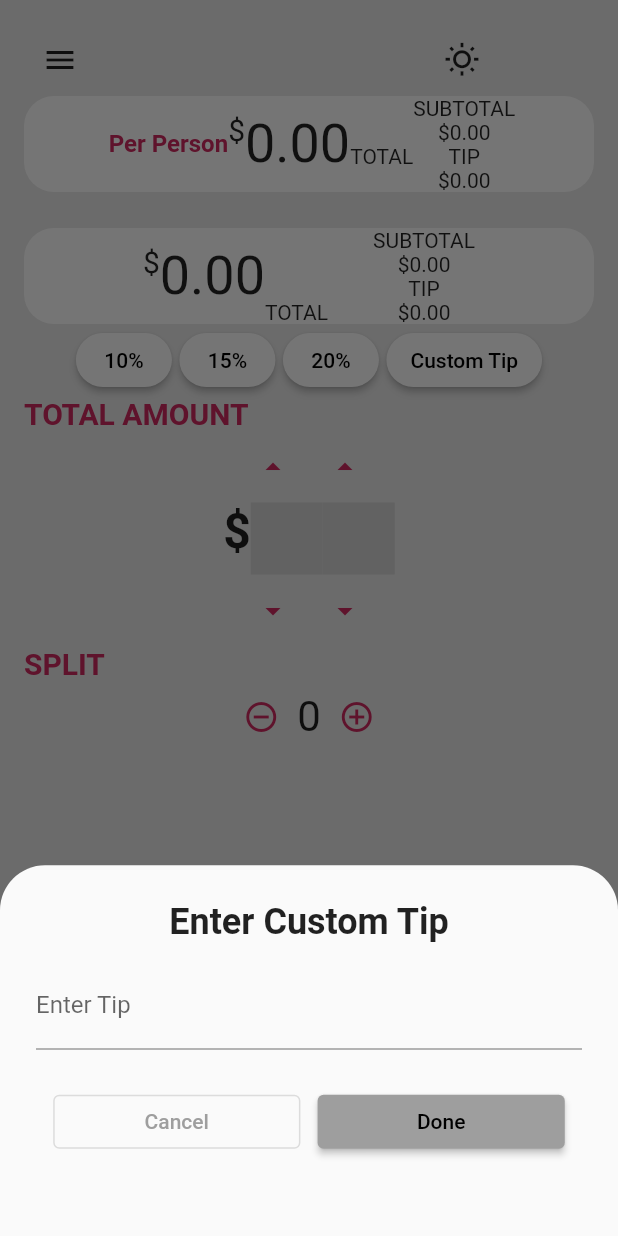
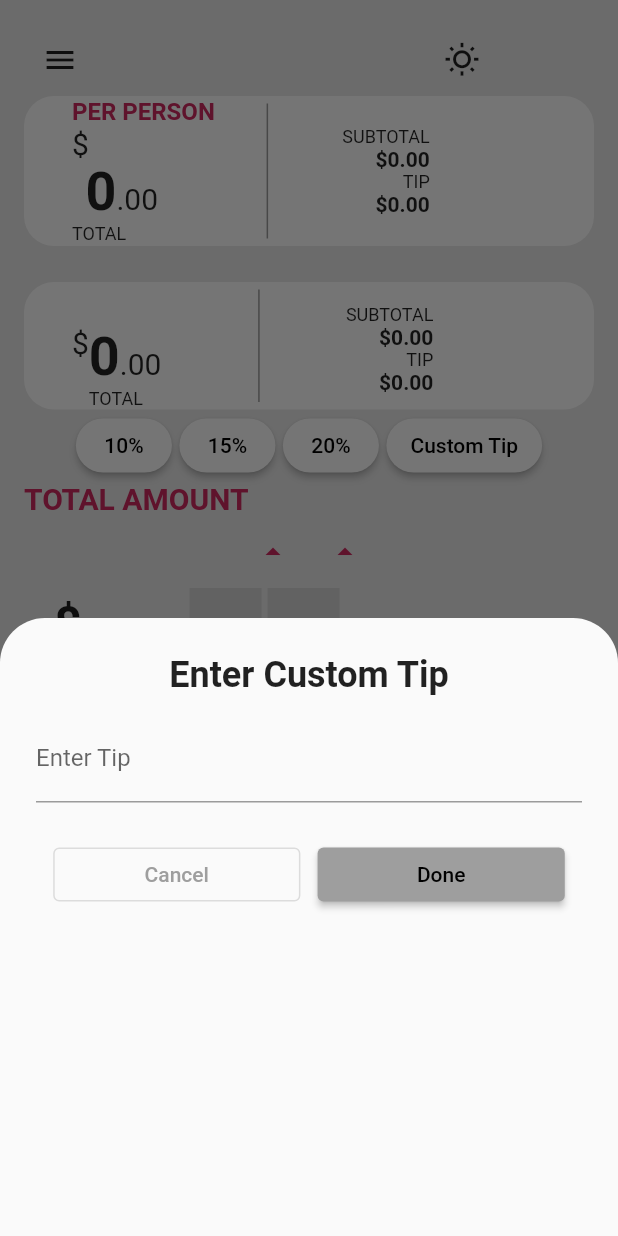
Before and after one commit to jerryHeisenberg/Flutter_Assignments, a Flutter app: the screen it shows after launch, after a tap on "Custom Tip", on a phone screen of 412 x 824 dp. Run offline on Flutter 3.47's test engine with Material 2 defaults, Android fonts, the phone set to English and light mode, and no system bars; missing offline and left inert: wheel_slider.

Commit message:
Updated[Final]

```diff
--- a/tipapp/lib/billtip.dart
+++ b/tipapp/lib/billtip.dart
@@ -13,7 +13,7 @@ class TipCalculator extends StatefulWidget {
 }
 
 class _TipCalculatorState extends State<TipCalculator> {
-  ThemeMode _themeMode = ThemeMode.light;
+
   Bill bill = Bill(totalAmount: 0, tipAmount: 0, noOfPeople: 1);
   int dollars = 50;
   int cents = 49;
@@ -21,12 +21,7 @@ class _TipCalculatorState extends State<TipCalculator> {
   int value = 0;
   late String customTip;
 
-  void toggleTheme() {
-    setState(() {
-      _themeMode =
-          _themeMode == ThemeMode.light ? ThemeMode.dark : ThemeMode.light;
-    });
-  }
+
 
   calculatedTip(double percentage) {
     bill.tipAmount = bill.totalAmount * percentage / 100;
@@ -53,15 +48,9 @@ class _TipCalculatorState extends State<TipCalculator> {
   }
 
   ButtonStyle customStyle = ButtonStyle(
-    backgroundColor: MaterialStateProperty.resolveWith<Color>(
-      (Set<MaterialState> states) {
-        if (states.contains(MaterialState.pressed)) {
-          return const Color.fromARGB(
-              255, 206, 42, 96); // Color when the button is selected
-        }
-        return const Color.fromARGB(255, 255, 255, 255); // Default button color
-      },
-    ),
+    overlayColor:MaterialStateProperty.all(const Color.fromARGB(
+              255, 206, 42, 96)) ,
+    backgroundColor:const MaterialStatePropertyAll( Color.fromARGB(255, 255, 255, 255)),
     shape: MaterialStateProperty.all<RoundedRectangleBorder>(
     RoundedRectangleBorder(
       borderRadius: BorderRadius.circular(20.0), // Set the desired border radius value
@@ -116,6 +105,8 @@ class _TipCalculatorState extends State<TipCalculator> {
                   opneCustomTip(context);
                 },
                 style: customStyle,
+
+
                 child: const Text("Custom Tip"),
               )
             ],
@@ -132,7 +123,8 @@ class _TipCalculatorState extends State<TipCalculator> {
               textAlign: TextAlign.left,
             ),
           ),
-          Row(mainAxisAlignment: MainAxisAlignment.center, children: [
+          Row(mainAxisAlignment: MainAxisAlignment.center,
+          crossAxisAlignment: CrossAxisAlignment.center, children: [
             IconButton(
               onPressed: () =>
                   {dollars++, bill.totalAmount = dollars.toDouble()},
@@ -147,21 +139,27 @@ class _TipCalculatorState extends State<TipCalculator> {
           ]),
 
           Row(
-            mainAxisAlignment: MainAxisAlignment.center,
-            crossAxisAlignment: CrossAxisAlignment.start,
+            mainAxisAlignment: MainAxisAlignment.start,
+            crossAxisAlignment: CrossAxisAlignment.center,
             children: [
+             const Padding(padding: EdgeInsets.only(left: 20)),
               const Text(
                 "\$",
                 style: TextStyle(fontWeight: FontWeight.bold, fontSize: 32),
+              textDirection:TextDirection.rtl ,
               ),
+               const Padding(padding: EdgeInsets.only(left: 72)),
               WheelSlider.number(
                   allowPointerTappable: false,
                   verticalListHeight: 110,
                   totalCount: 1000,
                   initValue: 10,
+                  perspective: 0.0001,
                   horizontal: false,
+                  selectedNumberStyle: const TextStyle(fontWeight: FontWeight.bold,
+                      fontSize: 20,),
                   unSelectedNumberStyle:
-                      const TextStyle(fontSize: 16, color: Colors.black),
+                      const TextStyle(fontSize: 20, color: Colors.black),
                   onValueChanged: (value) {
                     setState(() {
                       dollars = value;
@@ -169,15 +167,18 @@ class _TipCalculatorState extends State<TipCalculator> {
                     });
                   },
                   currentIndex: 10),
+                   const Padding(padding: EdgeInsets.only(left: 4)),
               WheelSlider.number(
                   allowPointerTappable: false,
                   verticalListHeight: 110,
-                  totalCount: 1000,
+                  totalCount: 100,
                   initValue: 10,
                   horizontal: false,
+                  selectedNumberStyle: const TextStyle(fontWeight: FontWeight.bold,
+                      fontSize: 20,),
                   unSelectedNumberStyle: const TextStyle(
                     fontWeight: FontWeight.bold,
-                      fontSize: 16, color: Color.fromARGB(255, 206, 42, 96)),
+                      fontSize: 20, color: Color.fromARGB(255, 206, 42, 96)),
                   onValueChanged: (value) {
                     setState(() {
                       cents = value;
--- a/tipapp/lib/customtip.dart
+++ b/tipapp/lib/customtip.dart
@@ -21,7 +21,7 @@ class _CustomTipState extends State<CustomTip> {
   Widget build(BuildContext context) {
     return SingleChildScrollView(
         child: Container(
-      height: MediaQuery.of(context).size.height * 0.3,
+      height: MediaQuery.of(context).size.height * 0.5,
       padding: const EdgeInsets.all(24),
       child: Column(children: [
         const Padding(
--- a/tipapp/lib/result.dart
+++ b/tipapp/lib/result.dart
@@ -1,5 +1,3 @@
-import 'dart:ui';
-
 import 'package:tipapp/models/calculator.dart';
 import 'package:flutter/material.dart';
 
@@ -10,35 +8,79 @@ class TotalBill extends StatelessWidget {
   @override
   Widget build(BuildContext context) {
     return Container(
-      decoration: const BoxDecoration(borderRadius: BorderRadius.all(Radius.circular(20)),
+        height: 85,
+        decoration: const BoxDecoration(
+          borderRadius: BorderRadius.all(Radius.circular(20)),
           color: Colors.white,
-
         ),
         child: Row(
-          mainAxisAlignment: MainAxisAlignment.center,
+          mainAxisAlignment: MainAxisAlignment.start,
+          crossAxisAlignment: CrossAxisAlignment.end,
           children: [
-     Row(
-          crossAxisAlignment: CrossAxisAlignment.start,
-          children:[
+            const Padding(padding: EdgeInsets.all(16)),
+            Row(crossAxisAlignment: CrossAxisAlignment.start, children: [
+               const Padding(padding: EdgeInsets.only(bottom: 10)),
               const Text(
                 "\$",
+                style: TextStyle(fontSize: 20),
+              ),
+              Text.rich(
+                TextSpan(
+                  children: [
+                    TextSpan(
+                      text: bill
+                          .getTotalBill()
+                          .split('.')[0], // Number before the decimal point
+                      style: const TextStyle(
+                          fontSize: 36, fontWeight: FontWeight.bold),
+                    ),
+                    TextSpan(
+                      text:
+                          '.${bill.getTotalBill().split('.')[1]}', // Number after the decimal point
+                      style: const TextStyle(
+                          fontSize: 20, fontWeight: FontWeight.normal),
+                    ),
+                    const TextSpan(
+                        text: "\nTOTAL",
                         style: TextStyle(
-              fontSize: 20),
+                          fontSize: 12,
+                        ))
+                  ],
                 ),
-        Text(bill.getTotalAmountPerPerson(), style: const TextStyle(fontSize: 36),textAlign:TextAlign.left,),
-          ]
+                textAlign: TextAlign.left,
               ),
-        const Text("\n\n\nTOTAL"),
+
+            ]),
+            const Padding(padding: EdgeInsets.only(right: 55)),
             const VerticalDivider(
-          width: 30,
+              width: 20,
+              indent: 5,
+              endIndent: 5,
               color: Colors.grey,
-          thickness: 5,
+              thickness: 1,
             ),
-        Column(mainAxisSize: MainAxisSize.min, children: [
-          const Text("SUBTOTAL"),
-          Text("\$"+bill.getTotalAmount()),
-          const Text("TIP"),
-          Text("\$"+bill.getTotalTip()),
+            const Padding(padding: EdgeInsets.only(right: 48)),
+            Column(
+                crossAxisAlignment: CrossAxisAlignment.end,
+                mainAxisSize: MainAxisSize.min,
+                children: [
+                  const Text(
+                    "SUBTOTAL",
+                    style: TextStyle(fontSize: 12),
+                  ),
+                  Text(
+                    "\$" + bill.getTotalAmount(),
+                    style: const TextStyle(fontWeight: FontWeight.bold),
+                  ),
+                  const Text(
+                    "TIP",
+                    style: TextStyle(fontSize: 12),
+                  ),
+                  Text(
+                    "\$" + bill.getTotalTip(),
+                    style: const TextStyle(fontWeight: FontWeight.bold),
+                  ),
+                  const Padding(padding: EdgeInsets.only(bottom: 10)),
                 ])
           ],
         ));
--- a/tipapp/lib/tipresult.dart
+++ b/tipapp/lib/tipresult.dart
@@ -1,5 +1,3 @@
-import 'dart:ui';
-
 import 'package:tipapp/models/calculator.dart';
 import 'package:flutter/material.dart';
 
@@ -10,37 +8,79 @@ class TotalTip extends StatelessWidget {
   @override
   Widget build(BuildContext context) {
     return Container(
+        height: 100,
+        decoration: const BoxDecoration(
+          borderRadius: BorderRadius.all(Radius.circular(20)),
+          color: Colors.white,
+        ),
+        child: Row(
+          mainAxisAlignment: MainAxisAlignment.start,
+          crossAxisAlignment: CrossAxisAlignment.center,
+          children: [
+            const Padding(padding: EdgeInsets.all(16)),
 
-      decoration: const BoxDecoration(borderRadius: BorderRadius.all(Radius.circular(20)),
-      color: Colors.white,
+             Row(crossAxisAlignment: CrossAxisAlignment.start, children: [
 
+              Text.rich(
+                TextSpan(
+                  children: [
+
+                    const TextSpan(
+                      text: "PER PERSON",
+                      style: TextStyle(fontWeight: FontWeight.bold,fontSize: 16,color:Color.fromARGB(255, 206, 42, 96) )
+                    ),
+                    const TextSpan(
+                      text: "\n\$\n",
+                      style: TextStyle(fontSize: 20)
                     ),
 
-        child: Row(
-          mainAxisAlignment: MainAxisAlignment.center,
-          crossAxisAlignment: CrossAxisAlignment.center,
+                    TextSpan(
+                      text: "\t"+bill
+                          .getTotalAmountPerPerson()
+                          .split('.')[0], // Number before the decimal point
+                      style: const TextStyle(
+                          fontSize: 36, fontWeight: FontWeight.bold),
+                    ),
+                    TextSpan(
+                      text:
+                          '.${bill.getTotalAmountPerPerson().split('.')[1]}', // Number after the decimal point
+                      style: const TextStyle(
+                          fontSize: 20, fontWeight: FontWeight.normal),
+                    ),
+                    const TextSpan(
+                      text: "\nTOTAL",
+                      style: TextStyle(fontSize: 12),
+                    )
+                  ],
+                ),
+                textAlign: TextAlign.left,
+              ),
+            ]),
+             const Padding(padding: EdgeInsets.only(right: 25)),
+            const VerticalDivider(
+              width: 20,
+              indent: 5,
+              endIndent: 5,
+              color: Colors.grey,
+              thickness: 1,
+            ),
+             const Padding(padding: EdgeInsets.only(right: 40)),
+            Column(
+                mainAxisAlignment: MainAxisAlignment.end,
+                crossAxisAlignment: CrossAxisAlignment.end,
+                mainAxisSize: MainAxisSize.max,
                 children: [
-            const Text(" Per Person",style: TextStyle(fontWeight: FontWeight.bold,fontSize: 16, color: Color.fromARGB(255, 206, 42, 96)),),
-
-        Row(
-          crossAxisAlignment: CrossAxisAlignment.start,
-          children:[
-            const Text(
-          "\$",
-          style: TextStyle(
-              fontSize: 20),
+                  const Text("SUBTOTAL",style: TextStyle(fontSize: 12),),
+                  Text(
+                    "\$" + bill.getAmountPerPerson(),
+                    style: const TextStyle(fontWeight: FontWeight.bold),
                   ),
-
-        Text(bill.getTotalAmountPerPerson(), style: const TextStyle(fontSize: 36),textAlign:TextAlign.left,),
-
-          ]
+                  const Text("TIP",style: TextStyle(fontSize: 12),),
+                  Text(
+                    "\$" + bill.getTipPerPerson(),
+                    style: const TextStyle(fontWeight: FontWeight.bold),
                   ),
-        const Text("\nTOTAL"),
-        Column(mainAxisSize: MainAxisSize.min, children: [
-          const Text("SUBTOTAL"),
-          Text("\$"+bill.getAmountPerPerson()),
-          const Text("TIP"),
-          Text("\$"+bill.getTipPerPerson()),
+                   const Padding(padding: EdgeInsets.only(bottom: 20)),
                 ])
           ],
         ));
```
Lines whose indentation alone changed are shown as unchanged.
